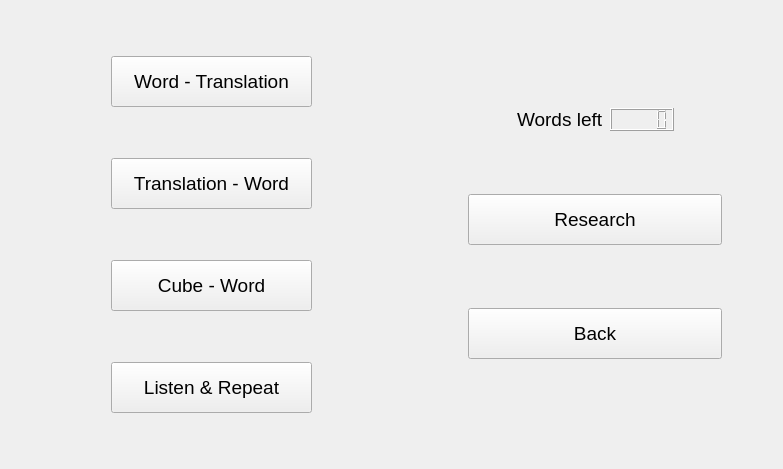
First picture: the form in forms/study.ui, repository Dartmoor777/English-learner, before the edit.
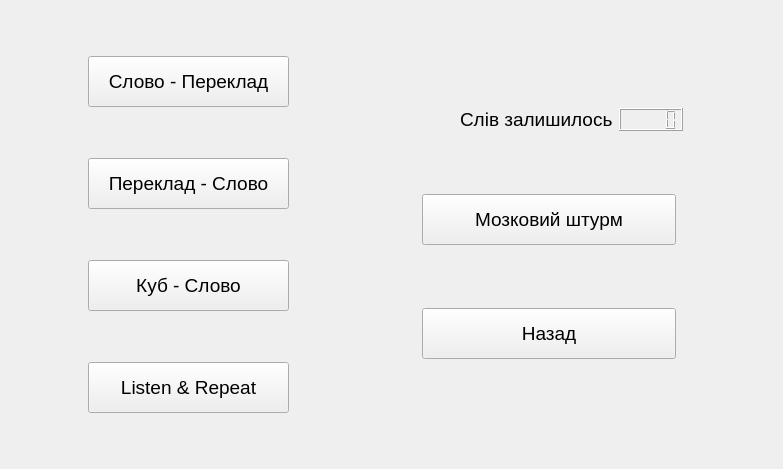
Second picture: the form after the edit.

What changed in the file:
```diff
--- a/forms/study.ui
+++ b/forms/study.ui
@@ -53,7 +53,7 @@
         </font>
        </property>
        <property name="text">
-        <string>Word - Translation</string>
+        <string>Слово - Переклад</string>
        </property>
       </widget>
      </item>
@@ -78,7 +78,7 @@
         </font>
        </property>
        <property name="text">
-        <string>Translation - Word</string>
+        <string>Переклад - Слово</string>
        </property>
       </widget>
      </item>
@@ -103,7 +103,7 @@
         </font>
        </property>
        <property name="text">
-        <string>Cube - Word</string>
+        <string>Куб - Слово</string>
        </property>
       </widget>
      </item>
@@ -198,7 +198,7 @@
           </font>
          </property>
          <property name="text">
-          <string>Words left</string>
+          <string>Слів залишилось</string>
          </property>
         </widget>
        </item>
@@ -251,7 +251,7 @@
         </font>
        </property>
        <property name="text">
-        <string>Research</string>
+        <string>Мозковий штурм</string>
        </property>
       </widget>
      </item>
@@ -276,7 +276,7 @@
         </font>
        </property>
        <property name="text">
-        <string>Back</string>
+        <string>Назад</string>
        </property>
       </widget>
      </item>
```
